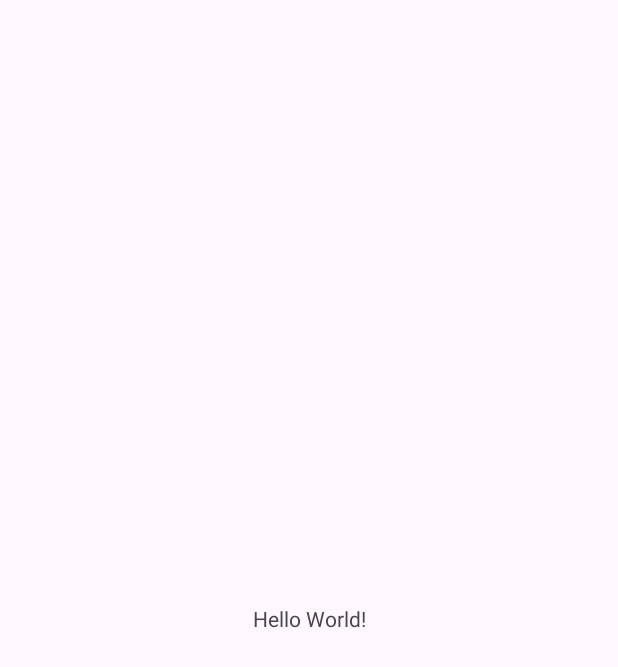
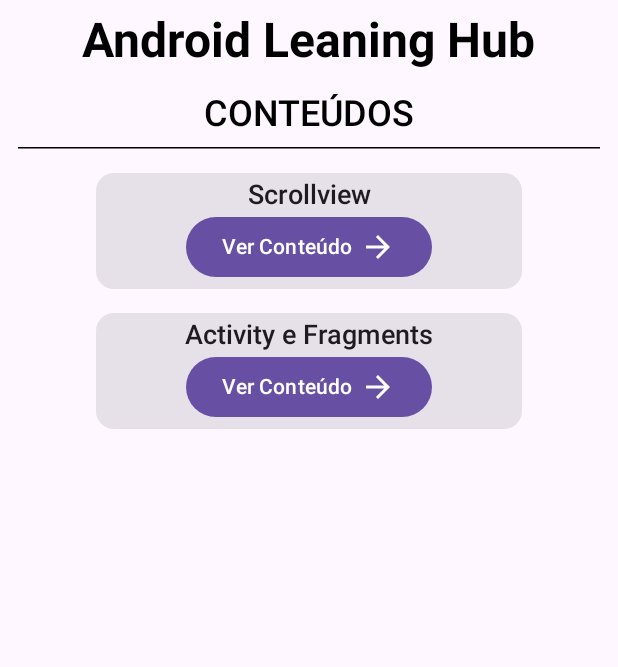
Before and after one commit to WallaceMartinsTI/AndroidLearningHub, an Android app built with Jetpack Compose: the screen it shows after launch (MainActivity), on a phone screen of 412 x 824 dp. Before the commit the part shown is almost empty. Shown: the top 667 px of the screen. Run offline under Robolectric (Android 15) with nearby library versions, the phone set to English and light mode, and no system bars.

Commit message:
added scrollview content, and started activity and fragments

```diff
--- a/app/src/main/AndroidManifest.xml
+++ b/app/src/main/AndroidManifest.xml
@@ -13,6 +13,12 @@
         android:theme="@style/Theme.AndroidLearningHub"
         tools:targetApi="31">
         <activity
+            android:name=".activityAndFragment.ActivityAndFragmentActivity"
+            android:exported="false" />
+        <activity
+            android:name=".scrollview.ScrollviewActivity"
+            android:exported="false" />
+        <activity
             android:name=".MainActivity"
             android:exported="true">
             <intent-filter>
--- /dev/null
+++ b/app/src/main/java/com/wcsm/androidlearninghub/ContentItem.kt
@@ -0,0 +1,8 @@
+package com.wcsm.androidlearninghub
+
+import androidx.appcompat.app.AppCompatActivity
+
+data class ContentItem(
+    val title: String,
+    val activity: AppCompatActivity
+)
--- a/app/src/main/java/com/wcsm/androidlearninghub/MainActivity.kt
+++ b/app/src/main/java/com/wcsm/androidlearninghub/MainActivity.kt
@@ -1,20 +1,132 @@
 package com.wcsm.androidlearninghub
 
+import android.content.Intent
 import android.os.Bundle
-import androidx.activity.enableEdgeToEdge
+import androidx.activity.compose.setContent
 import androidx.appcompat.app.AppCompatActivity
-import androidx.core.view.ViewCompat
-import androidx.core.view.WindowInsetsCompat
+import androidx.compose.foundation.layout.Column
+import androidx.compose.foundation.layout.Spacer
+import androidx.compose.foundation.layout.fillMaxSize
+import androidx.compose.foundation.layout.fillMaxWidth
+import androidx.compose.foundation.layout.height
+import androidx.compose.foundation.layout.padding
+import androidx.compose.foundation.layout.width
+import androidx.compose.foundation.lazy.LazyColumn
+import androidx.compose.foundation.lazy.items
+import androidx.compose.material.icons.Icons
+import androidx.compose.material.icons.automirrored.filled.ArrowForward
+import androidx.compose.material3.Button
+import androidx.compose.material3.Card
+import androidx.compose.material3.HorizontalDivider
+import androidx.compose.material3.Icon
+import androidx.compose.material3.Text
+import androidx.compose.runtime.Composable
+import androidx.compose.ui.Alignment
+import androidx.compose.ui.Modifier
+import androidx.compose.ui.graphics.Color
+import androidx.compose.ui.text.font.FontWeight
+import androidx.compose.ui.tooling.preview.Preview
+import androidx.compose.ui.unit.dp
+import androidx.compose.ui.unit.sp
+import com.wcsm.androidlearninghub.activityAndFragment.ActivityAndFragmentActivity
+import com.wcsm.androidlearninghub.scrollview.ScrollviewActivity
 
 class MainActivity : AppCompatActivity() {
     override fun onCreate(savedInstanceState: Bundle?) {
         super.onCreate(savedInstanceState)
-        enableEdgeToEdge()
-        setContentView(R.layout.activity_main)
-        ViewCompat.setOnApplyWindowInsetsListener(findViewById(R.id.main)) { v, insets ->
-            val systemBars = insets.getInsets(WindowInsetsCompat.Type.systemBars())
-            v.setPadding(systemBars.left, systemBars.top, systemBars.right, systemBars.bottom)
-            insets
+
+        setContent {
+            LearningHub()
+        }
+
+    }
+
+    @Preview(showBackground = true)
+    @Composable
+    private fun LearningHub() {
+        val contents = listOf(
+            ContentItem(
+                title = "Scrollview",
+                activity = ScrollviewActivity()
+            ),
+            ContentItem(
+                title = "Activity e Fragments",
+                activity = ActivityAndFragmentActivity()
+            )
+        )
+
+        Column(
+            modifier = Modifier.fillMaxSize(),
+            horizontalAlignment = Alignment.CenterHorizontally
+        ) {
+            Text(
+                text = "Android Leaning Hub",
+                fontSize = 32.sp,
+                fontWeight = FontWeight.Bold,
+                modifier = Modifier.padding(8.dp)
+            )
+
+            Spacer(modifier = Modifier.height(8.dp))
+
+            Text(
+                text = "CONTEÚDOS",
+                fontSize = 24.sp,
+                fontWeight = FontWeight.SemiBold
+            )
+
+            HorizontalDivider(
+                color = Color.Black,
+                modifier = Modifier.padding(vertical = 8.dp, horizontal = 12.dp)
+            )
+
+            LazyColumn {
+                items(contents) {
+                    ContentItemCard(
+                        title = it.title,
+                        it.activity
+                    )
+                }
+            }
         }
     }
+
+    @Composable
+    private fun ContentItemCard(title: String, activity: AppCompatActivity) {
+        val intent = Intent(this, activity::class.java)
+
+        Card(
+            modifier = Modifier
+                .width(300.dp)
+                .padding(8.dp)
+        ) {
+            Column(
+                modifier = Modifier
+                    .fillMaxWidth()
+                    .padding(4.dp),
+                horizontalAlignment = Alignment.CenterHorizontally
+            ) {
+                Text(
+                    text = title,
+                    fontSize = 18.sp,
+                    fontWeight = FontWeight.SemiBold
+                )
+                Button(
+                    onClick = {
+                        startActivity(intent)
+                    }
+                ) {
+                    Text(
+                        text = "Ver Conteúdo",
+                        fontWeight = FontWeight.SemiBold
+                    )
+                    Spacer(modifier = Modifier.width(4.dp))
+                    Icon(
+                        imageVector = Icons.AutoMirrored.Filled.ArrowForward,
+                        contentDescription = "Go to see this content"
+                    )
+                }
+            }
+        }
+    }
+
 }
--- /dev/null
+++ b/app/src/main/java/com/wcsm/androidlearninghub/activityAndFragment/ActivityAndFragmentActivity.kt
@@ -0,0 +1,21 @@
+package com.wcsm.androidlearninghub.activityAndFragment
+
+import android.os.Bundle
+import androidx.activity.enableEdgeToEdge
+import androidx.appcompat.app.AppCompatActivity
+import androidx.core.view.ViewCompat
+import androidx.core.view.WindowInsetsCompat
+import com.wcsm.androidlearninghub.R
+
+class ActivityAndFragmentActivity : AppCompatActivity() {
+    override fun onCreate(savedInstanceState: Bundle?) {
+        super.onCreate(savedInstanceState)
+        enableEdgeToEdge()
+        setContentView(R.layout.activity_and_fragment)
+        ViewCompat.setOnApplyWindowInsetsListener(findViewById(R.id.main)) { v, insets ->
+            val systemBars = insets.getInsets(WindowInsetsCompat.Type.systemBars())
+            v.setPadding(systemBars.left, systemBars.top, systemBars.right, systemBars.bottom)
+            insets
+        }
+    }
+}
--- a/app/src/main/res/layout/activity_main.xml
+++ b/app/src/main/res/layout/activity_main.xml
@@ -2,7 +2,7 @@
 <androidx.constraintlayout.widget.ConstraintLayout xmlns:android="http://schemas.android.com/apk/res/android"
     xmlns:app="http://schemas.android.com/apk/res-auto"
     xmlns:tools="http://schemas.android.com/tools"
-    android:id="@+id/main"
+    android:id="@+id/scrollview"
     android:layout_width="match_parent"
     android:layout_height="match_parent"
     tools:context=".MainActivity">
```
Also changed, not shown: app/build.gradle.kts (+22 -0 lines), app/src/main/java/com/wcsm/androidlearninghub/scrollview/ScrollviewActivity.kt (added, +21 -0 lines), app/src/main/res/layout/activity_and_fragment.xml (added, +10 -0 lines), app/src/main/res/layout/activity_scrollview.xml (added, +62 -0 lines), gradle/libs.versions.toml (+15 -2 lines), 2 other files.
